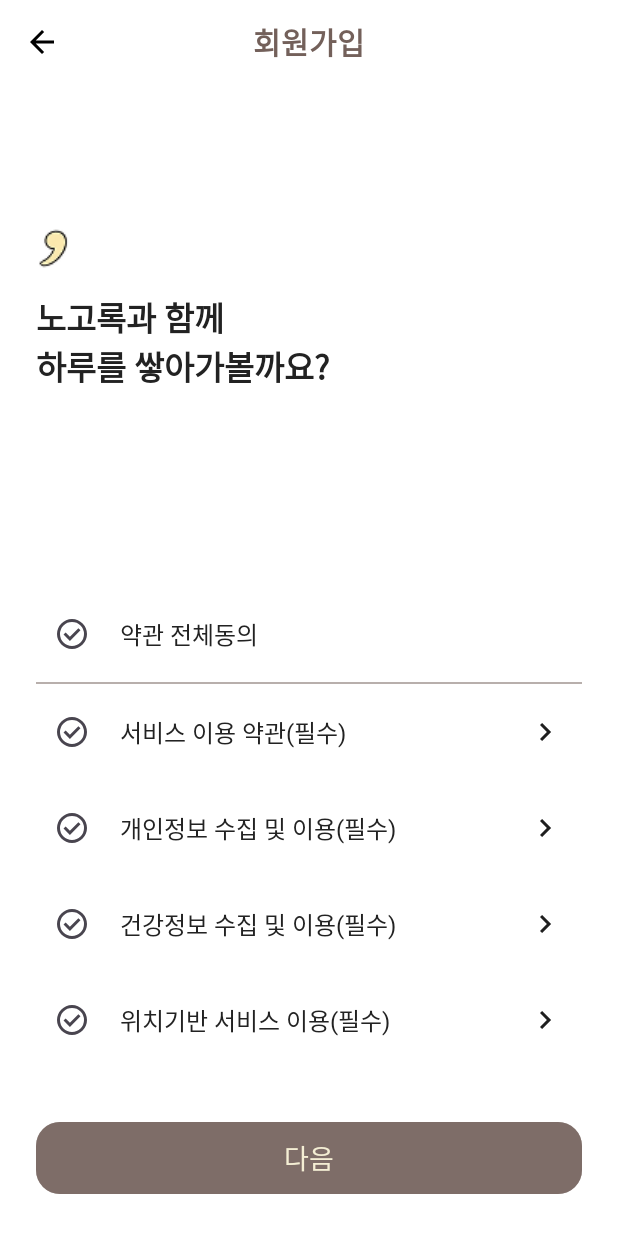
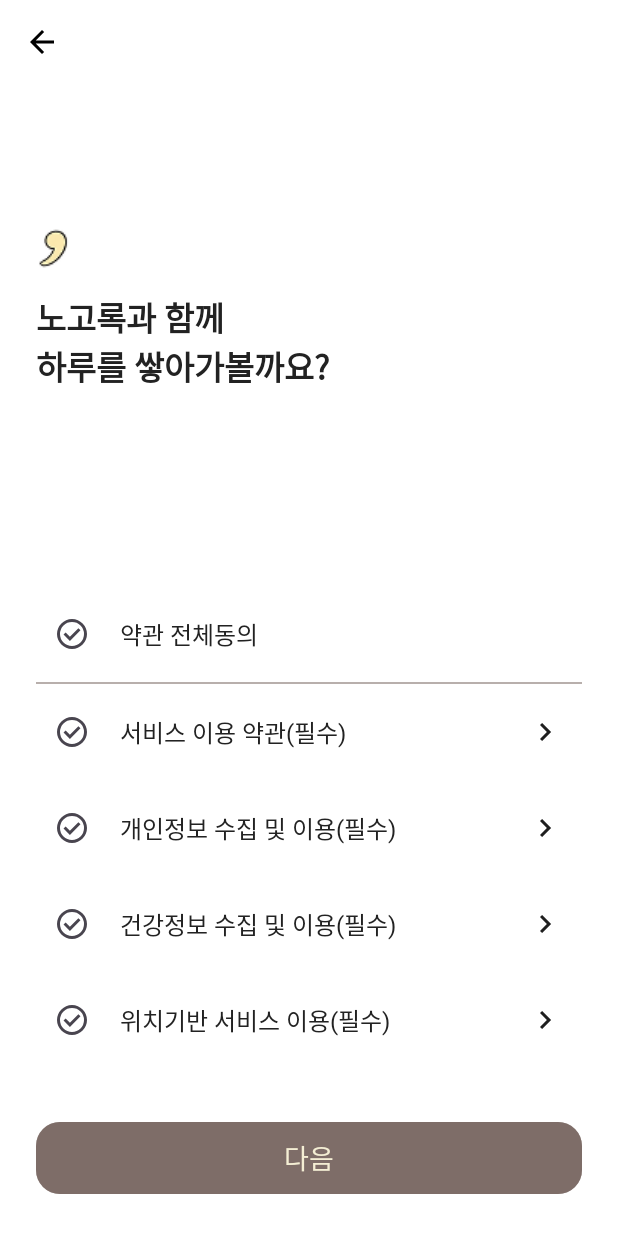
Before and after one commit to 2025-NOGOROK/FE, an Android app: the RegisterTermsActivity screen opened directly, with no data from a screen before it, on a phone screen of 412 x 824 dp. Shown: the top 1233 px of the screen. Run offline under Robolectric (Android 15) with nearby library versions, the phone set to English and light mode, and no system bars.

Commit message:
🎨 Design: 회원가입 화면 툴바 내 '회원가입' 텍스트 제거
- FrameLayout(툴바) 내 TextView(android:text="회원가입") 삭제
- 상단 툴바 중복 텍스트 제거로 UI 간결화

```diff
--- a/app/src/main/res/layout/activity_register_terms.xml
+++ b/app/src/main/res/layout/activity_register_terms.xml
@@ -21,14 +21,7 @@
             android:layout_gravity="start|center_vertical"
             android:contentDescription="뒤로가기"
             android:layout_marginStart="4dp"/>
-        <TextView
-            android:layout_width="match_parent"
-            android:layout_height="match_parent"
-            android:text="회원가입"
-            android:textColor="#73605A"
-            android:textSize="20sp"
-            android:gravity="center"
-            android:textStyle="bold"/>
+
     </FrameLayout>
 
     <!-- 쉼표(,) 로고 -->
```
